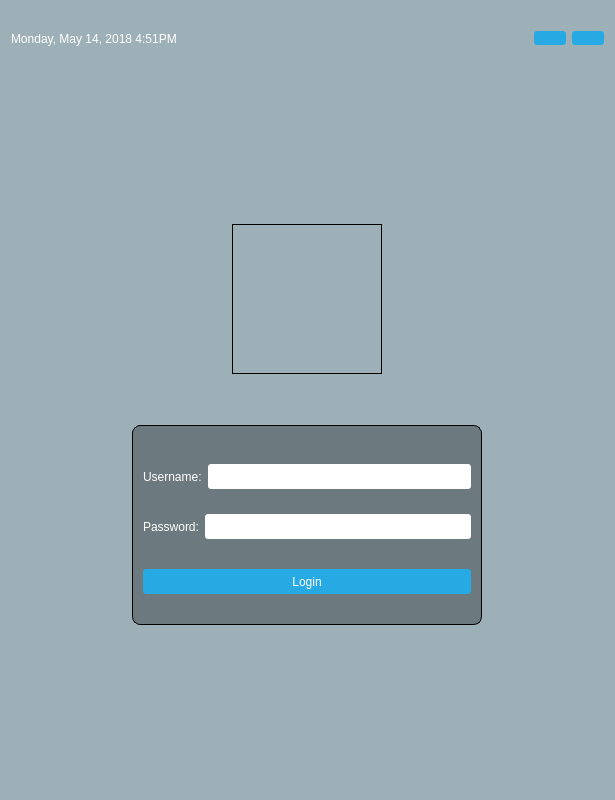
First picture: the form in ConLang/mainwindow.ui, repository sophiacyluo/PIC10C_Final_Project, before the edit.
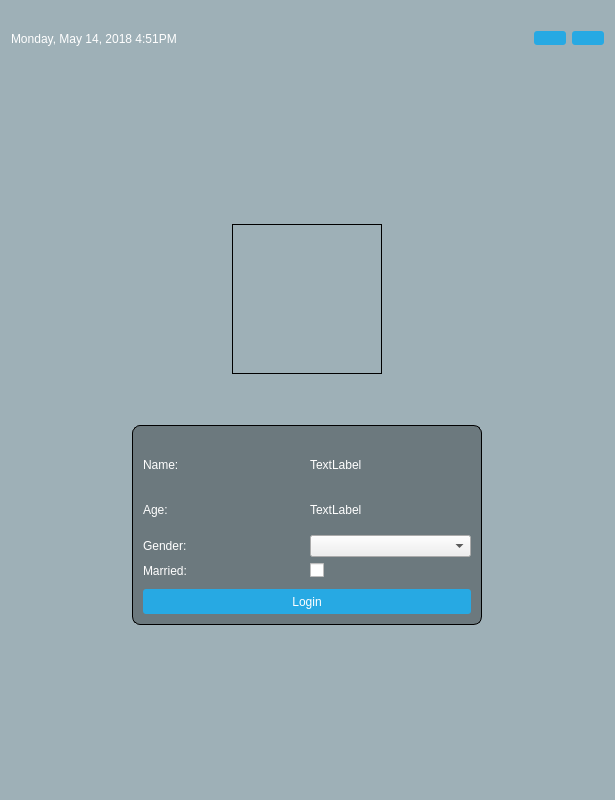
Second picture: the form after the edit.

Diff of the .ui file:
```diff
--- a/ConLang/mainwindow.ui
+++ b/ConLang/mainwindow.ui
@@ -212,17 +212,14 @@
            <item>
             <widget class="QLabel" name="label">
              <property name="text">
-              <string>Username:</string>
+              <string>Name:</string>
              </property>
             </widget>
            </item>
            <item>
-            <widget class="QLineEdit" name="username">
-             <property name="minimumSize">
-              <size>
-               <width>0</width>
-               <height>25</height>
-              </size>
+            <widget class="QLabel" name="name">
+             <property name="text">
+              <string>TextLabel</string>
              </property>
             </widget>
            </item>
@@ -233,17 +230,46 @@
            <item>
             <widget class="QLabel" name="label_2">
              <property name="text">
-              <string>Password:</string>
+              <string>Age:</string>
              </property>
             </widget>
            </item>
            <item>
-            <widget class="QLineEdit" name="password">
-             <property name="minimumSize">
-              <size>
-               <width>0</width>
-               <height>25</height>
-              </size>
+            <widget class="QLabel" name="age">
+             <property name="text">
+              <string>TextLabel</string>
+             </property>
+            </widget>
+           </item>
+          </layout>
+         </item>
+         <item>
+          <layout class="QHBoxLayout" name="horizontalLayout_6">
+           <item>
+            <widget class="QLabel" name="label_3">
+             <property name="text">
+              <string>Gender:</string>
+             </property>
+            </widget>
+           </item>
+           <item>
+            <widget class="QComboBox" name="gender"/>
+           </item>
+          </layout>
+         </item>
+         <item>
+          <layout class="QHBoxLayout" name="horizontalLayout_7">
+           <item>
+            <widget class="QLabel" name="label_4">
+             <property name="text">
+              <string>Married:</string>
+             </property>
+            </widget>
+           </item>
+           <item>
+            <widget class="QCheckBox" name="married">
+             <property name="text">
+              <string/>
              </property>
             </widget>
            </item>
```
